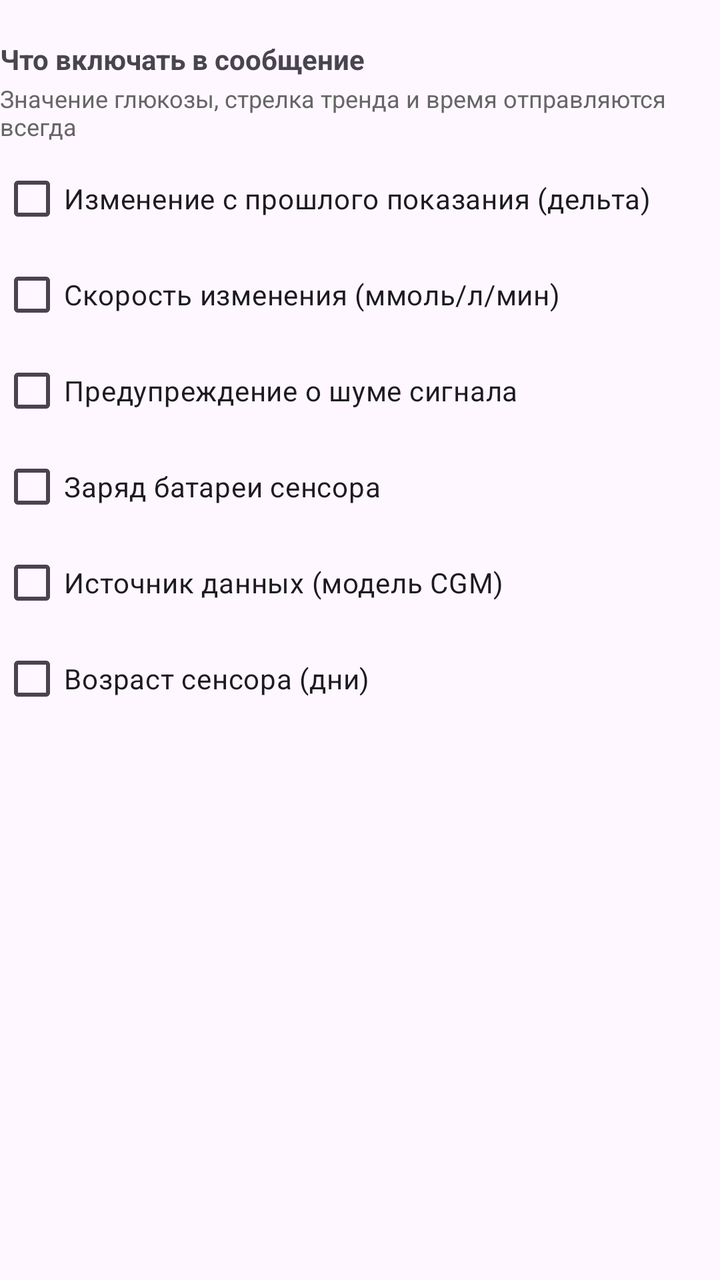
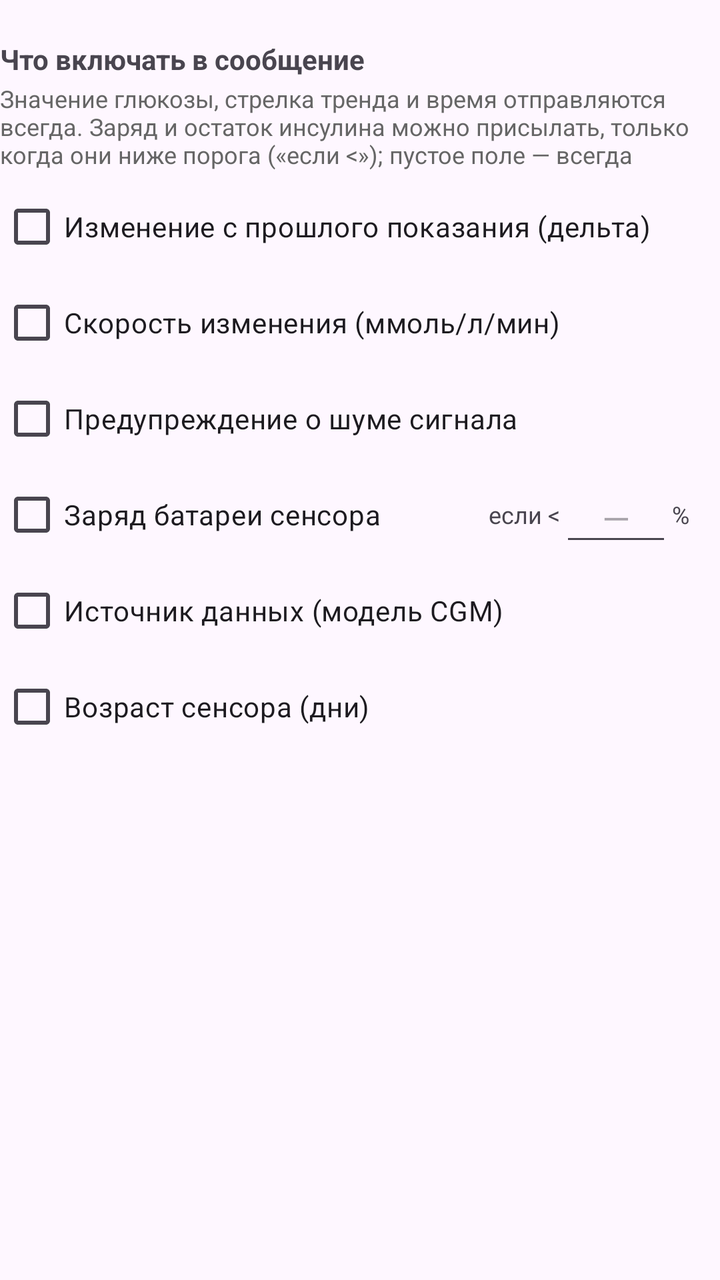

Compare the two renders of this Android layout. The source of the first and the diff that turns it into the second are given below.
<!-- AndroidManifest.xml: application theme Theme.Bg2max -->
<!-- res/layout/view_message_options.xml -->
<?xml version="1.0" encoding="utf-8"?>
<LinearLayout xmlns:android="http://schemas.android.com/apk/res/android"
    android:layout_width="match_parent"
    android:layout_height="wrap_content"
    android:orientation="vertical">

    <TextView
        android:layout_width="wrap_content"
        android:layout_height="wrap_content"
        android:layout_marginTop="20dp"
        android:text="Что включать в сообщение"
        android:textStyle="bold" />

    <TextView
        android:layout_width="match_parent"
        android:layout_height="wrap_content"
        android:layout_marginTop="2dp"
        android:layout_marginBottom="4dp"
        android:text="Значение глюкозы, стрелка тренда и время отправляются всегда"
        android:textSize="12sp"
        android:textColor="#666666" />

    <CheckBox
        android:id="@+id/checkboxDelta"
        android:layout_width="match_parent"
        android:layout_height="wrap_content"
        android:text="Изменение с прошлого показания (дельта)" />

    <CheckBox
        android:id="@+id/checkboxRate"
        android:layout_width="match_parent"
        android:layout_height="wrap_content"
        android:text="Скорость изменения (ммоль/л/мин)" />

    <CheckBox
        android:id="@+id/checkboxNoise"
        android:layout_width="match_parent"
        android:layout_height="wrap_content"
        android:text="Предупреждение о шуме сигнала" />

    <CheckBox
        android:id="@+id/checkboxBattery"
        android:layout_width="match_parent"
        android:layout_height="wrap_content"
        android:text="Заряд батареи сенсора" />

    <CheckBox
        android:id="@+id/checkboxSource"
        android:layout_width="match_parent"
        android:layout_height="wrap_content"
        android:text="Источник данных (модель CGM)" />

    <CheckBox
        android:id="@+id/checkboxSensorAge"
        android:layout_width="match_parent"
        android:layout_height="wrap_content"
        android:text="Возраст сенсора (дни)" />

    
    <LinearLayout
        android:id="@+id/aapsOptions"
        android:layout_width="match_parent"
        android:layout_height="wrap_content"
        android:orientation="vertical"
        android:visibility="gone">

    <TextView
        android:layout_width="wrap_content"
        android:layout_height="wrap_content"
        android:layout_marginTop="12dp"
        android:text="Из AndroidAPS"
        android:textStyle="bold" />

    <TextView
        android:layout_width="match_parent"
        android:layout_height="wrap_content"
        android:layout_marginTop="2dp"
        android:layout_marginBottom="4dp"
        android:text="Если данные от AndroidAPS старше 10 минут, эти строки не добавляются"
        android:textSize="12sp"
        android:textColor="#666666" />

    <TextView
        android:id="@+id/textAapsReceived"
        android:layout_width="match_parent"
        android:layout_height="wrap_content"
        android:layout_marginBottom="4dp"
        android:textSize="12sp" />

    <CheckBox
        android:id="@+id/checkboxIob"
        android:layout_width="match_parent"
        android:layout_height="wrap_content"
        android:text="Активный инсулин (IOB)" />

    <CheckBox
        android:id="@+id/checkboxCob"
        android:layout_width="match_parent"
        android:layout_height="wrap_content"
        android:text="Активные углеводы (COB)" />

    <CheckBox
        android:id="@+id/checkboxReservoir"
        android:layout_width="match_parent"
        android:layout_height="wrap_content"
        android:text="Остаток инсулина в помпе" />

    <CheckBox
        android:id="@+id/checkboxPumpBattery"
        android:layout_width="match_parent"
        android:layout_height="wrap_content"
        android:text="Заряд батареи помпы" />

    <CheckBox
        android:id="@+id/checkboxPhoneBattery"
        android:layout_width="match_parent"
        android:layout_height="wrap_content"
        android:text="Заряд батареи телефона" />

    <CheckBox
        android:id="@+id/checkboxProfile"
        android:layout_width="match_parent"
        android:layout_height="wrap_content"
        android:text="Профиль AAPS" />

    <CheckBox
        android:id="@+id/checkboxPumpStatus"
        android:layout_width="match_parent"
        android:layout_height="wrap_content"
        android:text="Последняя связь с помпой и последний болюс" />

    <CheckBox
        android:id="@+id/checkboxTempBasal"
        android:layout_width="match_parent"
        android:layout_height="wrap_content"
        android:text="Временная базальная скорость" />

    <CheckBox
        android:id="@+id/checkboxTempBasalTime"
        android:layout_width="match_parent"
        android:layout_height="wrap_content"
        android:text="Время временной базальной скорости (начало, длительность, остаток)" />

    </LinearLayout>

</LinearLayout>
<!-- resources referenced by this layout -->
<resources>
  <style name="Theme.Bg2max" parent="Theme.Material3.DayNight.NoActionBar">
          <item name="colorPrimary">@color/brand_primary</item>
          <item name="colorPrimaryDark">@color/brand_primary_dark</item>
          <item name="android:statusBarColor" tools:targetApi="l">@color/brand_primary_dark</item>
      </style>
  <color name="brand_primary">#D32F2F</color>
  <color name="brand_primary_dark">#B71C1C</color>
</resources>

<!-- the commit's change to res/layout/view_message_options.xml (unified diff, before → after) -->
@@ -16,7 +16,7 @@
         android:layout_height="wrap_content"
         android:layout_marginTop="2dp"
         android:layout_marginBottom="4dp"
-        android:text="Значение глюкозы, стрелка тренда и время отправляются всегда"
+        android:text="Значение глюкозы, стрелка тренда и время отправляются всегда. Заряд и остаток инсулина можно присылать, только когда они ниже порога («если &lt;»); пустое поле — всегда"
         android:textSize="12sp"
         android:textColor="#666666" />
 
@@ -38,11 +38,42 @@
         android:layout_height="wrap_content"
         android:text="Предупреждение о шуме сигнала" />
 
-    <CheckBox
-        android:id="@+id/checkboxBattery"
-        android:layout_width="match_parent"
-        android:layout_height="wrap_content"
-        android:text="Заряд батареи сенсора" />
+    
+    <LinearLayout
+        android:layout_width="match_parent"
+        android:layout_height="wrap_content"
+        android:gravity="center_vertical"
+        android:orientation="horizontal">
+
+        <CheckBox
+            android:id="@+id/checkboxBattery"
+            android:layout_width="0dp"
+            android:layout_height="wrap_content"
+            android:layout_weight="1"
+            android:text="Заряд батареи сенсора" />
+
+        <TextView
+            android:layout_width="wrap_content"
+            android:layout_height="wrap_content"
+            android:text="если &lt;"
+            android:textSize="12sp" />
+
+        <EditText
+            android:id="@+id/inputBatteryBelow"
+            android:layout_width="56dp"
+            android:layout_height="wrap_content"
+            android:gravity="center"
+            android:hint="—"
+            android:importantForAutofill="no"
+            android:inputType="number"
+            android:maxLength="3" />
+
+        <TextView
+            android:layout_width="24dp"
+            android:layout_height="wrap_content"
+            android:text="%"
+            android:textSize="12sp" />
+    </LinearLayout>
 
     <CheckBox
         android:id="@+id/checkboxSource"
@@ -99,23 +130,116 @@
         android:layout_height="wrap_content"
         android:text="Активные углеводы (COB)" />
 
-    <CheckBox
-        android:id="@+id/checkboxReservoir"
-        android:layout_width="match_parent"
-        android:layout_height="wrap_content"
-        android:text="Остаток инсулина в помпе" />
-
-    <CheckBox
-        android:id="@+id/checkboxPumpBattery"
-        android:layout_width="match_parent"
-        android:layout_height="wrap_content"
-        android:text="Заряд батареи помпы" />
-
-    <CheckBox
-        android:id="@+id/checkboxPhoneBattery"
-        android:layout_width="match_parent"
-        android:layout_height="wrap_content"
-        android:text="Заряд батареи телефона" />
+    
+    <LinearLayout
+        android:layout_width="match_parent"
+        android:layout_height="wrap_content"
+        android:gravity="center_vertical"
+        android:orientation="horizontal">
+
+        <CheckBox
+            android:id="@+id/checkboxReservoir"
+            android:layout_width="0dp"
+            android:layout_height="wrap_content"
+            android:layout_weight="1"
+            android:text="Остаток инсулина в помпе" />
+
+        <TextView
+            android:layout_width="wrap_content"
+            android:layout_height="wrap_content"
+            android:text="если &lt;"
+            android:textSize="12sp" />
+
+        <EditText
+            android:id="@+id/inputReservoirBelow"
+            android:layout_width="56dp"
+            android:layout_height="wrap_content"
+            android:gravity="center"
+            android:hint="—"
+            android:importantForAutofill="no"
+            android:inputType="number"
+            android:maxLength="3" />
+
+        <TextView
+            android:layout_width="24dp"
+            android:layout_height="wrap_content"
+            android:text="Ед"
+            android:textSize="12sp" />
+    </LinearLayout>
+
+    
+    <LinearLayout
+        android:layout_width="match_parent"
+        android:layout_height="wrap_content"
+        android:gravity="center_vertical"
+        android:orientation="horizontal">
+
+        <CheckBox
+            android:id="@+id/checkboxPumpBattery"
+            android:layout_width="0dp"
+            android:layout_height="wrap_content"
+            android:layout_weight="1"
+            android:text="Заряд батареи помпы" />
+
+        <TextView
+            android:layout_width="wrap_content"
+            android:layout_height="wrap_content"
+            android:text="если &lt;"
+            android:textSize="12sp" />
+
+        <EditText
+            android:id="@+id/inputPumpBatteryBelow"
+            android:layout_width="56dp"
+            android:layout_height="wrap_content"
+            android:gravity="center"
+            android:hint="—"
+            android:importantForAutofill="no"
+            android:inputType="number"
+            android:maxLength="3" />
+
+        <TextView
+            android:layout_width="24dp"
+            android:layout_height="wrap_content"
+            android:text="%"
+            android:textSize="12sp" />
+    </LinearLayout>
+
+    
+    <LinearLayout
+        android:layout_width="match_parent"
+        android:layout_height="wrap_content"
+        android:gravity="center_vertical"
+        android:orientation="horizontal">
+
+        <CheckBox
+            android:id="@+id/checkboxPhoneBattery"
+            android:layout_width="0dp"
+            android:layout_height="wrap_content"
+            android:layout_weight="1"
+            android:text="Заряд батареи телефона" />
+
+        <TextView
+            android:layout_width="wrap_content"
+            android:layout_height="wrap_content"
+            android:text="если &lt;"
+            android:textSize="12sp" />
+
+        <EditText
+            android:id="@+id/inputPhoneBatteryBelow"
+            android:layout_width="56dp"
+            android:layout_height="wrap_content"
+            android:gravity="center"
+            android:hint="—"
+            android:importantForAutofill="no"
+            android:inputType="number"
+            android:maxLength="3" />
+
+        <TextView
+            android:layout_width="24dp"
+            android:layout_height="wrap_content"
+            android:text="%"
+            android:textSize="12sp" />
+    </LinearLayout>
 
     <CheckBox
         android:id="@+id/checkboxProfile"
